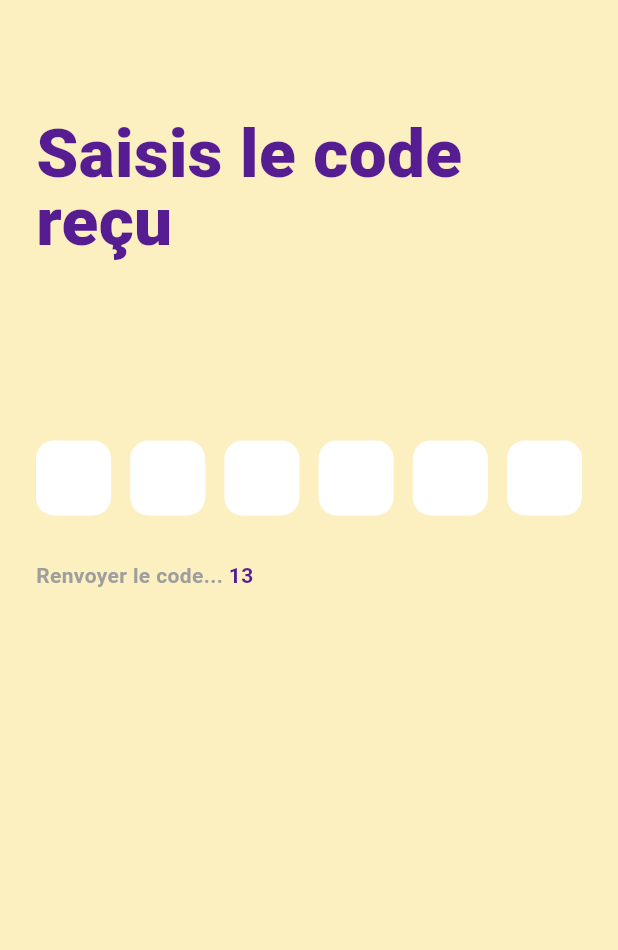
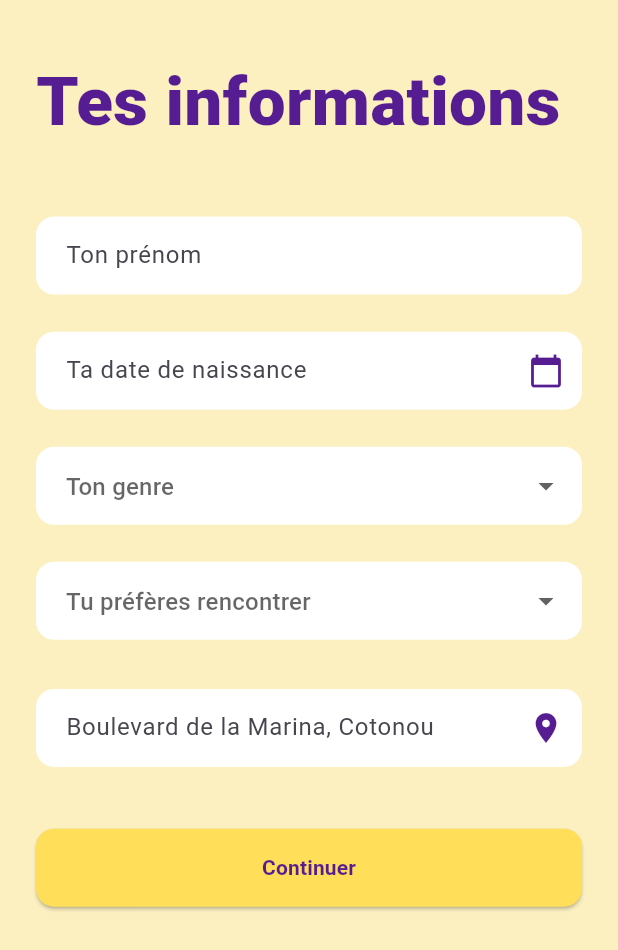
Before and after one commit to TakaliApp/takali, a Flutter app: the screen it shows after launch, on a phone screen of 412 x 824 dp. Shown: the top 950 px of the screen. Run offline on Flutter 3.47's test engine with Material 3 defaults, Android fonts, the light colour scheme and no system bars; our stand-ins replace dio, get_it, google_fonts, hive, hive_flutter, logger; accounts and stored records are empty; Roboto replaces fonts that are missing (Harmonique).

Commit message:
feat(user_infos): implement user profil & preferences page

```diff
--- a/lib/app_locator.dart
+++ b/lib/app_locator.dart
@@ -7,6 +7,7 @@ import 'package:takali/services/local_storage_service.dart';
 import 'package:takali/services/user_service.dart';
 import 'package:takali/viewmodels/login_viewmodel.dart';
 import 'package:takali/viewmodels/otp_viewmodel.dart';
+import 'package:takali/viewmodels/user_infos_viewmodel.dart';
 
 GetIt locator = GetIt.instance;
 
@@ -37,6 +38,7 @@ void registerServices() {
 void registerViewModels() {
   locator.registerFactory<LoginViewModel>(() => LoginViewModel());
   locator.registerFactory<OtpViewModel>(() => OtpViewModel());
+  locator.registerFactory<UserInfoViewModel>(() => UserInfoViewModel());
 }
 
 void registerProviders() {
--- a/lib/app_routes.dart
+++ b/lib/app_routes.dart
@@ -2,6 +2,7 @@ import 'package:flutter/material.dart';
 import 'package:takali/viewmodels/otp_viewmodel.dart';
 import 'package:takali/views/login/login_view.dart';
 import 'package:takali/views/otp/otp_view.dart';
+import 'package:takali/views/user_infos/user_infos_view.dart';
 
 import 'constants/routes.dart';
 
@@ -19,7 +20,9 @@ class AppRouter {
       case RoutePaths.login:
         return MaterialPageRoute(builder: (_) => const LoginView());
       case RoutePaths.verification:
-        return MaterialPageRoute(builder: (_) => const OtpVerificationPage());
+        return MaterialPageRoute(builder: (_) => const OtpVerificationView());
+      case RoutePaths.profile:
+        return MaterialPageRoute(builder: (_) => const UserInfoView());
       default:
         return MaterialPageRoute(builder: (_) => Container());
     }
--- a/lib/main.dart
+++ b/lib/main.dart
@@ -37,7 +37,7 @@
         return MaterialApp(
           debugShowCheckedModeBanner: false,
           title: AppStrings.appName,
-          initialRoute: RoutePaths.verification,
+          initialRoute: RoutePaths.profile,
           onGenerateRoute: (settings) => AppRouter.generateRoute(settings),
           navigatorKey: context.read<AuthProvider>().navigatorkey,
         );
--- /dev/null
+++ b/lib/viewmodels/user_infos_viewmodel.dart
@@ -0,0 +1,22 @@
+import 'package:flutter/material.dart';
+import 'package:takali/viewmodels/base.viewmodel.dart';
+
+class UserInfoViewModel extends BaseViewModel {
+  String firstName = '';
+  DateTime? birthDate;
+  String gender = '';
+  String preferredGender = '';
+  String location = '';
+
+  void submitUserInfo() {
+    // Implémentez la logique de soumission ici
+    print('''
+      Informations soumises :
+      Prénom: $firstName
+      Date de naissance: $birthDate
+      Genre: $gender
+      Préférence: $preferredGender
+      Localisation: $location
+    ''');
+  }
+}
--- a/lib/views/otp/otp_view.dart
+++ b/lib/views/otp/otp_view.dart
@@ -7,14 +7,14 @@ import 'package:takali/views/base.view.dart';
 import 'package:takali/views/otp/widgets/otp_digit_field_widget.dart';
 import 'package:takali/views/otp/widgets/resend_code_widget.dart';
 
-class OtpVerificationPage extends StatefulWidget {
-  const OtpVerificationPage({super.key});
+class OtpVerificationView extends StatefulWidget {
+  const OtpVerificationView({super.key});
 
   @override
-  State<OtpVerificationPage> createState() => _OtpVerificationPageState();
+  State<OtpVerificationView> createState() => _OtpVerificationViewState();
 }
 
-class _OtpVerificationPageState extends State<OtpVerificationPage> {
+class _OtpVerificationViewState extends State<OtpVerificationView> {
   final List<TextEditingController> _otpControllers = List.generate(6, (index) => TextEditingController());
   final List<FocusNode> _focusNodes = List.generate(6, (index) => FocusNode());
 
--- /dev/null
+++ b/lib/views/user_infos/user_infos_view.dart
@@ -0,0 +1,197 @@
+import 'package:flutter/material.dart';
+import 'package:takali/themes/colors.dart';
+import 'package:takali/viewmodels/user_infos_viewmodel.dart';
+import 'package:takali/views/base.view.dart';
+import 'package:takali/helpers/extensions/textstyle.dart';
+import 'package:takali/helpers/extensions/media_query.dart';
+
+class UserInfoView extends StatefulWidget {
+  const UserInfoView({super.key});
+
+  @override
+  State<UserInfoView> createState() => _UserInfoViewState();
+}
+
+class _UserInfoViewState extends State<UserInfoView> {
+  final _formKey = GlobalKey<FormState>();
+  final TextEditingController _birthDateController = TextEditingController();
+
+  @override
+  Widget build(BuildContext context) {
+    return BaseView<UserInfoViewModel>(
+      builder: (context, model, _) => Scaffold(
+        backgroundColor: const Color.fromARGB(255, 252, 240, 193),
+        body: SingleChildScrollView(
+          padding: EdgeInsets.symmetric(
+            horizontal: 24.0,
+            vertical: context.screenHeight * 0.05,
+          ),
+          child: Form(
+            key: _formKey,
+            child: Column(
+              crossAxisAlignment: CrossAxisAlignment.start,
+              children: [
+                Text(
+                  'Tes informations',
+                  style: context.displayLarge.copyWith(
+                    color: AppColors.secondary,
+                    height: 1.2,
+                  ),
+                ),
+                SizedBox(height: context.screenHeight * 0.05),
+
+                // Prénom
+                _buildTextField(
+                  label: 'Prénom',
+                  hint: 'Ton prénom',
+                  onSaved: (value) => model.firstName = value,
+                ),
+
+                SizedBox(height: context.screenHeight * 0.03),
+
+                // Date de naissance
+                TextFormField(
+                  controller: _birthDateController,
+                  decoration: _inputDecoration('Ta date de naissance', Icons.calendar_today),
+                  readOnly: true,
+                  onTap: () => _selectDate(context, model),
+                  validator: (value) => value!.isEmpty ? 'Champ obligatoire' : null,
+                ),
+                SizedBox(height: context.screenHeight * 0.03),
+
+                // Genre
+                _buildDropdown(
+                  items: const ['Homme', 'Femme'],
+                  hint: 'Ton genre',
+                  onChanged: (value) => model.gender = value!,
+                ),
+                SizedBox(height: context.screenHeight * 0.03),
+
+                // Genre préféré
+                _buildDropdown(
+                  items: const ['Homme', 'Femme'],
+                  hint: 'Tu préfères rencontrer',
+                  onChanged: (value) => model.preferredGender = value!,
+                ),
+                SizedBox(height: context.screenHeight * 0.03),
+
+                // Localisation
+                _buildTextField(
+                  label: 'Localisation approximative',
+                  hint: 'Boulevard de la Marina, Cotonou',
+                  icon: Icons.location_on,
+                  onSaved: (value) => model.location = value,
+                ),
+                SizedBox(height: context.screenHeight * 0.05),
+
+                // Bouton de validation
+                SizedBox(
+                  width: double.infinity,
+                  child: ElevatedButton(
+                    style: ElevatedButton.styleFrom(
+                      padding: const EdgeInsets.symmetric(vertical: 16),
+                      backgroundColor: AppColors.primary,
+                      shape: RoundedRectangleBorder(
+                        borderRadius: BorderRadius.circular(12),
+                      ),
+                    ),
+                    onPressed: () => _submitForm(model),
+                    child: Text(
+                      'Continuer',
+                      style: context.bodyMedium.copyWith(
+                        color: AppColors.secondary,
+                        fontWeight: FontWeight.w700,
+                      ),
+                    ),
+                  ),
+                ),
+              ],
+            ),
+          ),
+        ),
+      ),
+    );
+  }
+
+  Widget _buildTextField({
+    required String label,
+    required String hint,
+    Function(String)? onSaved,
+    IconData? icon,
+  }) {
+    return Column(
+      crossAxisAlignment: CrossAxisAlignment.start,
+      children: [
+        // Text(
+        //   label,
+        //   style: context.bodyMedium.copyWith(
+        //     color: AppColors.secondary,
+        //     fontWeight: FontWeight.w600,
+        //   ),
+        // ),
+        const SizedBox(height: 8),
+        TextFormField(
+          decoration: _inputDecoration(hint, icon),
+          onSaved: (value) => onSaved?.call(value!),
+          validator: (value) => value!.isEmpty ? 'Champ obligatoire' : null,
+        ),
+      ],
+    );
+  }
+
+  Widget  _buildDropdown({
+    required List<String> items,
+    required String hint,
+    required Function(String?) onChanged,
+  }) {
+    return DropdownButtonFormField<String>(
+      borderRadius: BorderRadius.circular(12),
+      decoration: _inputDecoration(hint, null),
+      items: items.map((String value) {
+        return DropdownMenuItem<String>(
+          value: value,
+          child: Text(value),
+        );
+      }).toList(),
+      onChanged: onChanged,
+      validator: (value) => value == null ? 'Champ obligatoire' : null,
+    );
+  }
+
+  InputDecoration _inputDecoration(String hint, IconData? icon) {
+    return InputDecoration(
+      filled: true,
+      fillColor: Colors.white,
+      hintText: hint,
+      suffixIcon: icon != null ? Icon(icon, color: AppColors.secondary) : null,
+      border: OutlineInputBorder(
+        borderRadius: BorderRadius.circular(12),
+        borderSide: BorderSide.none,
+      ),
+      contentPadding: const EdgeInsets.symmetric(horizontal: 16, vertical: 14),
+    );
+  }
+
+  Future<void> _selectDate(BuildContext context, model) async {
+    final DateTime? picked = await showDatePicker(
+      context: context,
+      initialDate: DateTime.now(),
+      firstDate: DateTime(1900),
+      lastDate: DateTime.now(),
+    );
+    if (picked != null) {
+      setState(() {
+        _birthDateController.text = "${picked.day}/${picked.month}/${picked.year}";
+        model.birthDate = picked;
+      });
+    }
+  }
+
+  void _submitForm(model) {
+    if (_formKey.currentState!.validate()) {
+      _formKey.currentState!.save();
+      // Soumission des données
+      model.submitUserInfo();
+    }
+  }
+}
```
